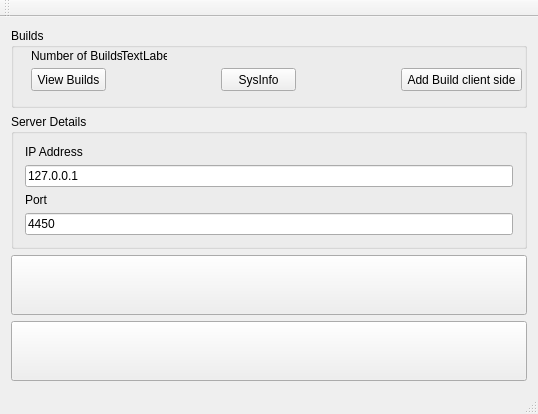
hhvvkk/COS301DistrobutedApplicationManger, file AppManClient/mainwindow.ui: the form before one commit.
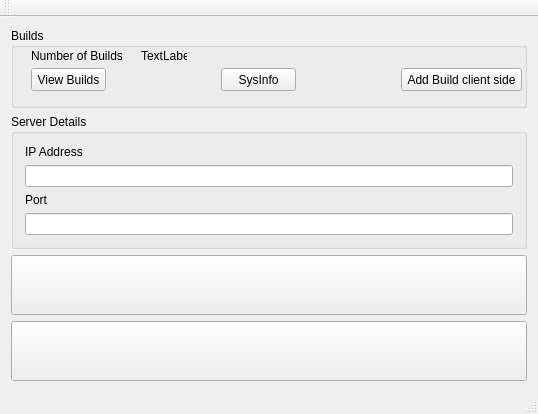
The form after the commit. Icons and pictures are not drawn.

What changed in the file:
```diff
--- a/AppManClient/mainwindow.ui
+++ b/AppManClient/mainwindow.ui
@@ -40,7 +40,7 @@
       <widget class="QLabel" name="label_BuildCount">
        <property name="geometry">
         <rect>
-         <x>110</x>
+         <x>130</x>
          <y>20</y>
          <width>46</width>
          <height>16</height>
@@ -110,7 +110,7 @@
           <string/>
          </property>
          <property name="text">
-          <string>127.0.0.1</string>
+          <string/>
          </property>
         </widget>
        </item>
@@ -127,7 +127,7 @@
           <string/>
          </property>
          <property name="text">
-          <string>4450</string>
+          <string/>
          </property>
          <property name="maxLength">
           <number>7</number>
```
Left out of the diff: 2 changed lines with no effect on the pictures.
